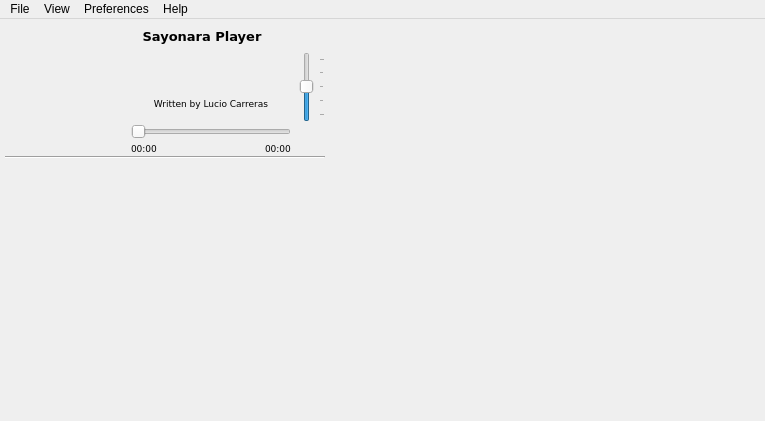
Old version of the form branches/sayonara-492/GUI/player/GUI_Simpleplayer.ui in the repository shahid334/sayonara-player.
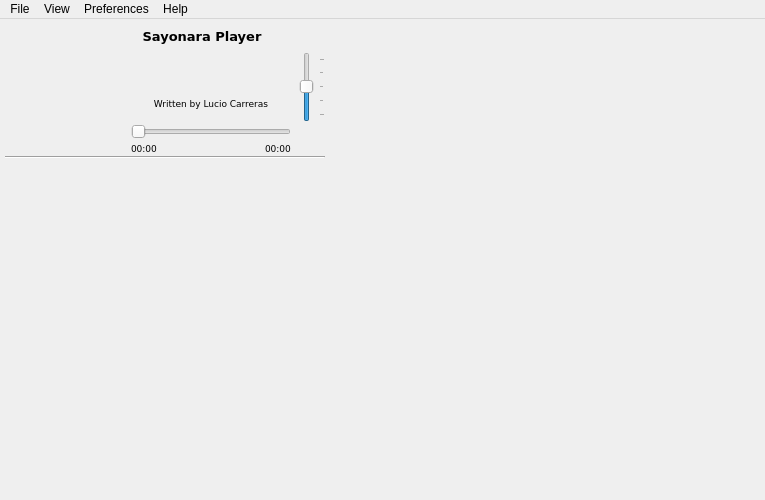
New version of the form. Icons and pictures are not drawn. Custom widgets are drawn as their Qt base class.

Patch:
```diff
--- a/branches/sayonara-492/GUI/player/GUI_Simpleplayer.ui
+++ b/branches/sayonara-492/GUI/player/GUI_Simpleplayer.ui
@@ -7,12 +7,12 @@
     <x>0</x>
     <y>0</y>
     <width>765</width>
-    <height>421</height>
+    <height>500</height>
    </rect>
   </property>
   <property name="minimumSize">
    <size>
-    <width>765</width>
+    <width>350</width>
     <height>350</height>
    </size>
   </property>
@@ -852,62 +852,18 @@
         </layout>
        </widget>
       </item>
-      <item>
-       <widget class="QScrollArea" name="playlist_widget">
-        <property name="sizePolicy">
-         <sizepolicy hsizetype="MinimumExpanding" vsizetype="MinimumExpanding">
-          <horstretch>0</horstretch>
-          <verstretch>0</verstretch>
-         </sizepolicy>
-        </property>
-        <property name="minimumSize">
-         <size>
-          <width>0</width>
-          <height>0</height>
-         </size>
-        </property>
-        <property name="frameShape">
-         <enum>QFrame::NoFrame</enum>
-        </property>
-        <property name="frameShadow">
-         <enum>QFrame::Plain</enum>
-        </property>
-        <property name="lineWidth">
-         <number>5</number>
-        </property>
-        <property name="verticalScrollBarPolicy">
-         <enum>Qt::ScrollBarAlwaysOff</enum>
-        </property>
-        <property name="horizontalScrollBarPolicy">
-         <enum>Qt::ScrollBarAlwaysOff</enum>
-        </property>
-        <property name="widgetResizable">
-         <bool>true</bool>
-        </property>
-        <property name="alignment">
-         <set>Qt::AlignLeading|Qt::AlignLeft|Qt::AlignTop</set>
-        </property>
-        <widget class="QWidget" name="scrollAreaWidgetContents">
-         <property name="geometry">
-          <rect>
-           <x>0</x>
-           <y>0</y>
-           <width>318</width>
-           <height>238</height>
-          </rect>
-         </property>
-         <property name="sizePolicy">
-          <sizepolicy hsizetype="Preferred" vsizetype="Preferred">
-           <horstretch>0</horstretch>
-           <verstretch>0</verstretch>
-          </sizepolicy>
-         </property>
-         <zorder>plugin_widget</zorder>
-        </widget>
-       </widget>
-      </item>
      </layout>
     </item>
+    <item row="12" column="0" colspan="4">
+     <widget class="QWidget" name="playlist_widget" native="true">
+      <property name="sizePolicy">
+       <sizepolicy hsizetype="MinimumExpanding" vsizetype="MinimumExpanding">
+        <horstretch>0</horstretch>
+        <verstretch>0</verstretch>
+       </sizepolicy>
+      </property>
+     </widget>
+    </item>
    </layout>
   </widget>
   <widget class="QMenuBar" name="menubar">
```
